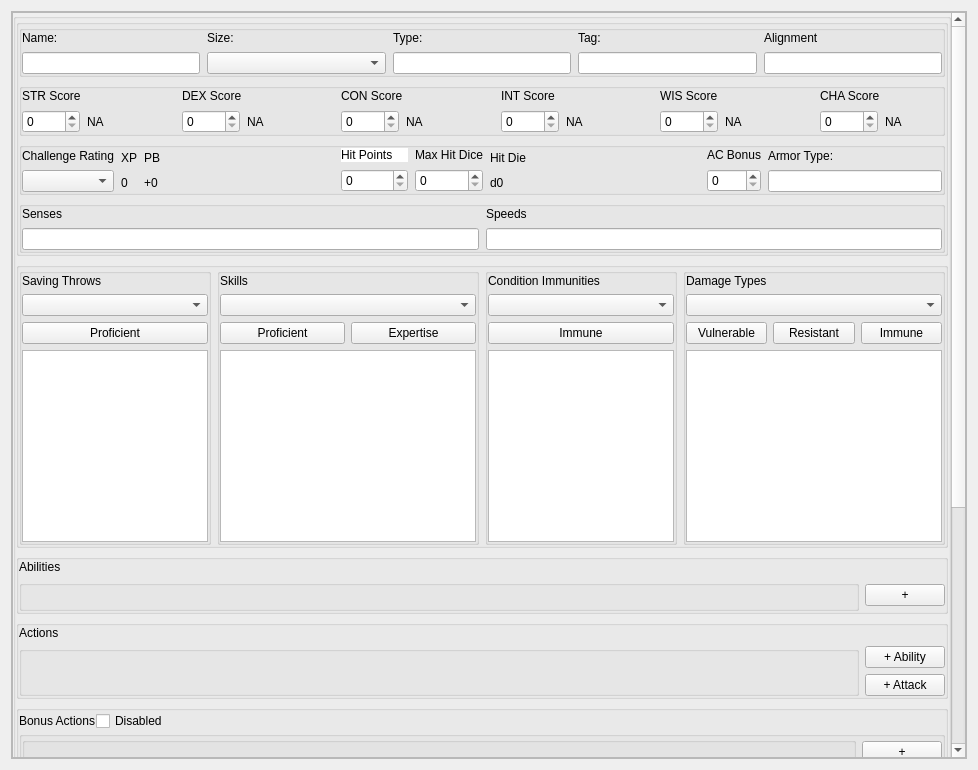
The window that qtdesignfiles/monsterdesigner.ui (ryanmalley101/5eAutomation) describes before a commit, drawn with Qt 5.
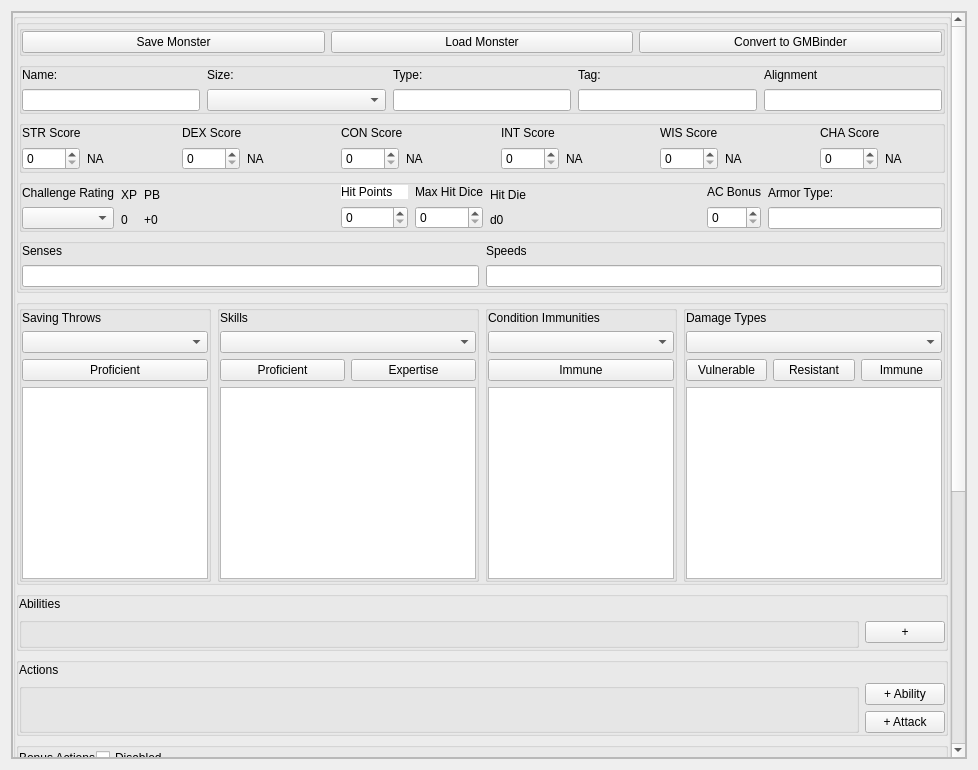
The same window after the commit.

Commit message: Add buttons to load, save, and convert a monster to GMBinder markup. Added a window that should pop up to display the gmbinder string.

What changed in the file:
```diff
--- a/qtdesignfiles/monsterdesigner.ui
+++ b/qtdesignfiles/monsterdesigner.ui
@@ -70,7 +70,7 @@
            <x>0</x>
            <y>0</y>
            <width>931</width>
-           <height>1101</height>
+           <height>1138</height>
           </rect>
          </property>
          <property name="sizePolicy">
@@ -137,6 +137,48 @@
                 <property name="bottomMargin">
                  <number>0</number>
                 </property>
+                <item>
+                 <widget class="QGroupBox" name="groupBox_2">
+                  <property name="title">
+                   <string/>
+                  </property>
+                  <layout class="QHBoxLayout" name="horizontalLayout_21">
+                   <property name="leftMargin">
+                    <number>0</number>
+                   </property>
+                   <property name="topMargin">
+                    <number>0</number>
+                   </property>
+                   <property name="rightMargin">
+                    <number>0</number>
+                   </property>
+                   <property name="bottomMargin">
+                    <number>0</number>
+                   </property>
+                   <item>
+                    <widget class="QPushButton" name="save_monster_button">
+                     <property name="text">
+                      <string>Save Monster</string>
+                     </property>
+                    </widget>
+                   </item>
+                   <item>
+                    <widget class="QPushButton" name="load_monster_button">
+                     <property name="text">
+                      <string>Load Monster</string>
+                     </property>
+                    </widget>
+                   </item>
+                   <item>
+                    <widget class="QPushButton" name="gmbinder_convert_button">
+                     <property name="text">
+                      <string>Convert to GMBinder</string>
+                     </property>
+                    </widget>
+                   </item>
+                  </layout>
+                 </widget>
+                </item>
                 <item>
                  <widget class="QGroupBox" name="groupBox_14">
                   <property name="title">
```
The commit also changes 5 other files.
